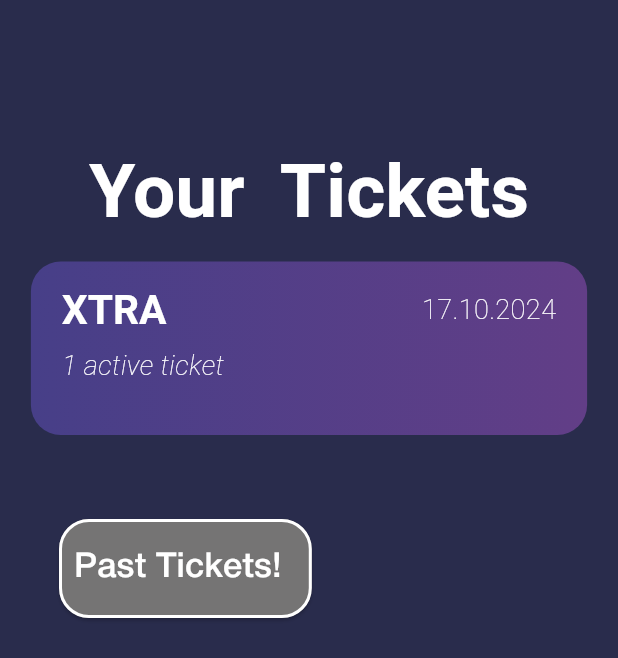
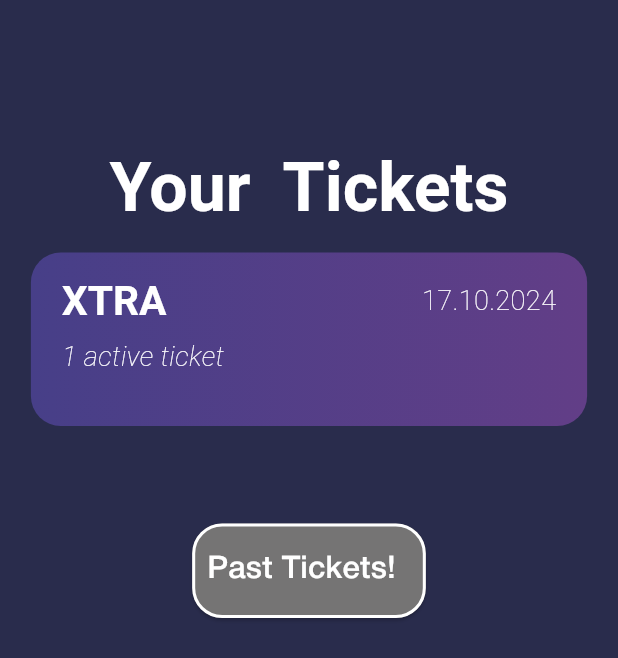
Before and after one commit to sark-khan/barfly_user, a Flutter app: the TicketScreen screen opened by its route, on a phone screen of 412 x 824 dp. Shown: the top 658 px of the screen. Run offline on Flutter 3.47's test engine with Material 3 defaults, Android fonts, the light colour scheme and no system bars; our stand-ins replace dio, fluttertoast, get, get_storage, google_fonts, shimmer; accounts and stored records are empty.

Commit message:
ticket screen changes

```diff
--- a/lib/screens/TicketScreen.dart
+++ b/lib/screens/TicketScreen.dart
@@ -25,8 +25,11 @@ class TicketScreen extends StatelessWidget {
               child: Container(
                 margin: EdgeInsets.only(left: 0),
                 child: RichText(
-                  text: const TextSpan(
-                    style: TextStyle(color: Colors.white, fontSize: 50),
+                  text: TextSpan(
+                    style: TextStyle(
+                        color: Colors.white,
+                        fontSize: getResponsiveFontSize(
+                            screenWidth, screenHeight, 50)),
                     children: [
                       TextSpan(
                         text: "Your  ",
@@ -48,7 +51,7 @@ class TicketScreen extends StatelessWidget {
             Expanded(
               child: SingleChildScrollView(
                 child: Container(
-                  width: double.infinity, // Take full width of parent
+                  width: double.infinity,
                   decoration: BoxDecoration(
                     borderRadius: BorderRadius.circular(20),
                     gradient: const LinearGradient(
@@ -64,6 +67,7 @@ class TicketScreen extends StatelessWidget {
                       vertical:
                           screenHeight * 0.02, // Responsive vertical padding
                     ),
+                    child: IntrinsicHeight(
                       child: Column(
                         crossAxisAlignment: CrossAxisAlignment.start,
                         children: [
@@ -82,7 +86,9 @@ class TicketScreen extends StatelessWidget {
                                         style: TextStyle(
                                             fontWeight: FontWeight.bold,
                                             fontSize: getResponsiveFontSize(
-                                              screenWidth, screenHeight, 30))),
+                                                screenWidth,
+                                                screenHeight,
+                                                30))),
                                   ],
                                 ),
                               ),
@@ -117,8 +123,11 @@ class TicketScreen extends StatelessWidget {
                   ),
                 ),
               ),
+            ),
 
-            SizedBox(
+            SizedBox(height: screenHeight * 0.01),
+            Center(
+              child: SizedBox(
                 width: screenWidth * 0.5, // Adjust width as needed
                 child: Center(
                   child: ElevatedButton(
@@ -132,7 +141,7 @@ class TicketScreen extends StatelessWidget {
                         side: BorderSide(color: Colors.white, width: 2),
                       ),
                     ),
-                  child: const Padding(
+                    child: Padding(
                       padding: EdgeInsets.symmetric(horizontal: 10),
                       child: FittedBox(
                         fit: BoxFit.scaleDown,
@@ -144,12 +153,14 @@ class TicketScreen extends StatelessWidget {
                               style: TextStyle(
                                 fontFamily: "Helvetica",
                                 color: Colors.white,
-                              fontSize: 23,
+                                fontSize: getResponsiveFontSize(
+                                    screenWidth, screenHeight, 23),
                                 fontWeight: FontWeight.w500,
                               ),
                             ),
                             SizedBox(width: 10),
                           ],
+                        ),
                       ),
                     ),
                   ),
```
Lines whose indentation alone changed are shown as unchanged.
